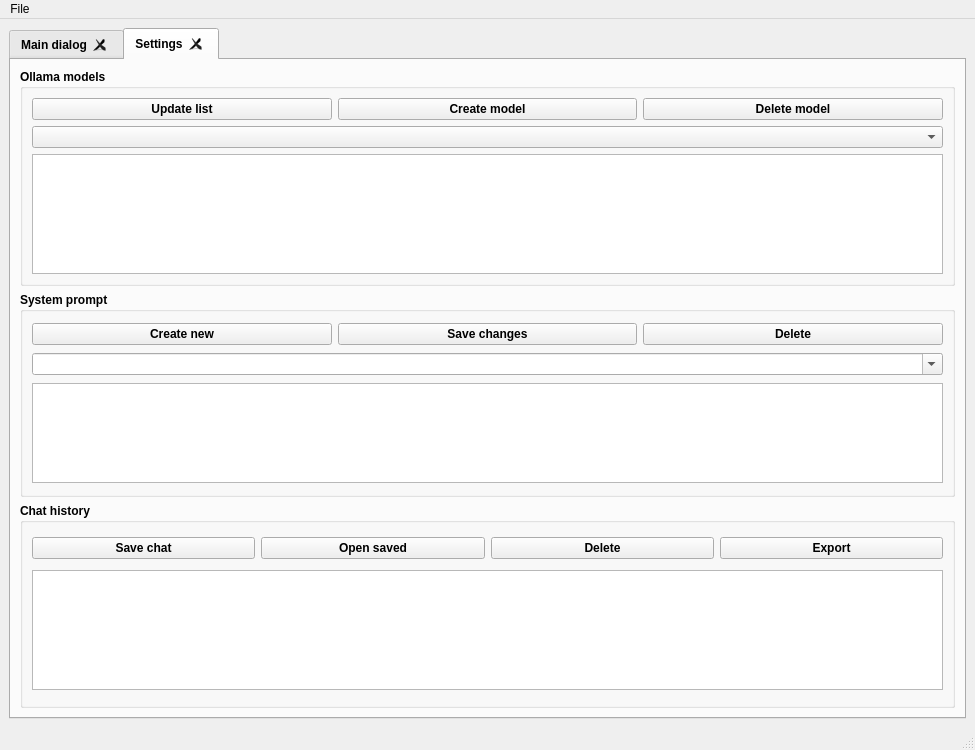
First picture: the form in QTChatStudio/mainwindow.ui, repository Ast1o465/QTChatStudio, before the edit.
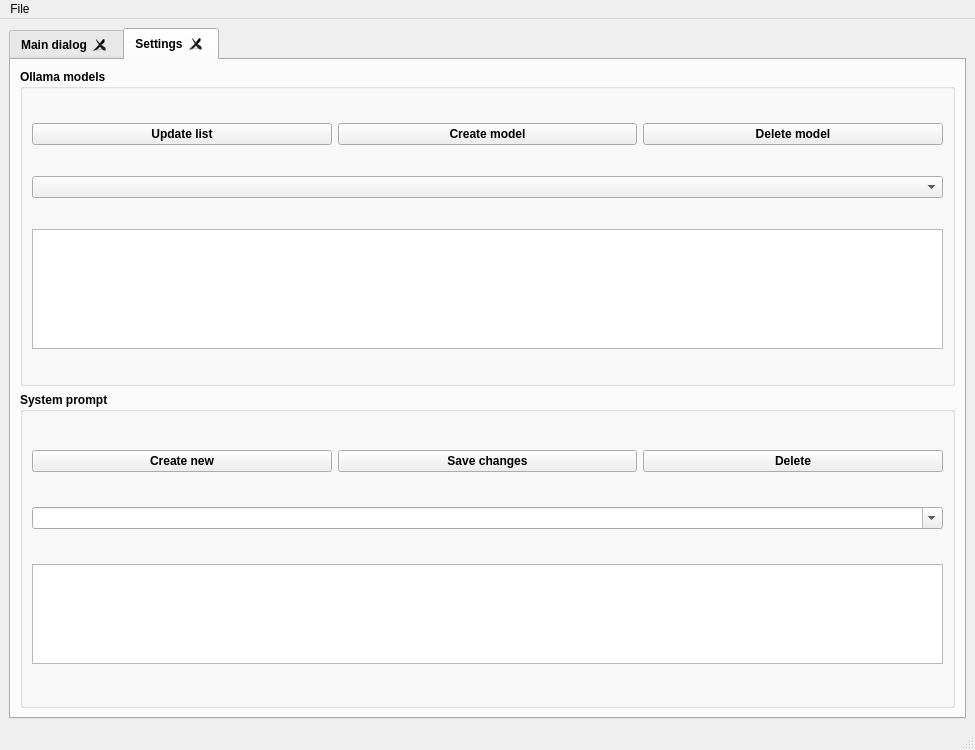
Second picture: the form after the edit. The open tabs and pages were chosen to show the change.

Commit message: added the opening of saved chats and slightly edited the interface

```diff
--- a/QTChatStudio/mainwindow.ui
+++ b/QTChatStudio/mainwindow.ui
@@ -236,57 +236,6 @@
           </layout>
          </widget>
         </item>
-        <item>
-         <widget class="QGroupBox" name="gb_history">
-          <property name="title">
-           <string>Chat history</string>
-          </property>
-          <layout class="QVBoxLayout" name="historyLayout">
-           <item>
-            <layout class="QHBoxLayout" name="horizontalLayout_6">
-             <item>
-              <widget class="QPushButton" name="btn_save_chat">
-               <property name="text">
-                <string>Save chat</string>
-               </property>
-              </widget>
-             </item>
-             <item>
-              <widget class="QPushButton" name="btn_open_chat">
-               <property name="text">
-                <string>Open saved</string>
-               </property>
-              </widget>
-             </item>
-             <item>
-              <widget class="QPushButton" name="btn_delete_chat">
-               <property name="text">
-                <string>Delete</string>
-               </property>
-              </widget>
-             </item>
-             <item>
-              <widget class="QPushButton" name="btn_export_chat">
-               <property name="text">
-                <string>Export</string>
-               </property>
-              </widget>
-             </item>
-            </layout>
-           </item>
-           <item>
-            <widget class="QListWidget" name="lw_chat_history">
-             <property name="maximumSize">
-              <size>
-               <width>16777215</width>
-               <height>120</height>
-              </size>
-             </property>
-            </widget>
-           </item>
-          </layout>
-         </widget>
-        </item>
        </layout>
       </widget>
      </widget>
```
Left out of the diff: 2 changed lines with no effect on the pictures. The commit also changes 4 other files.
